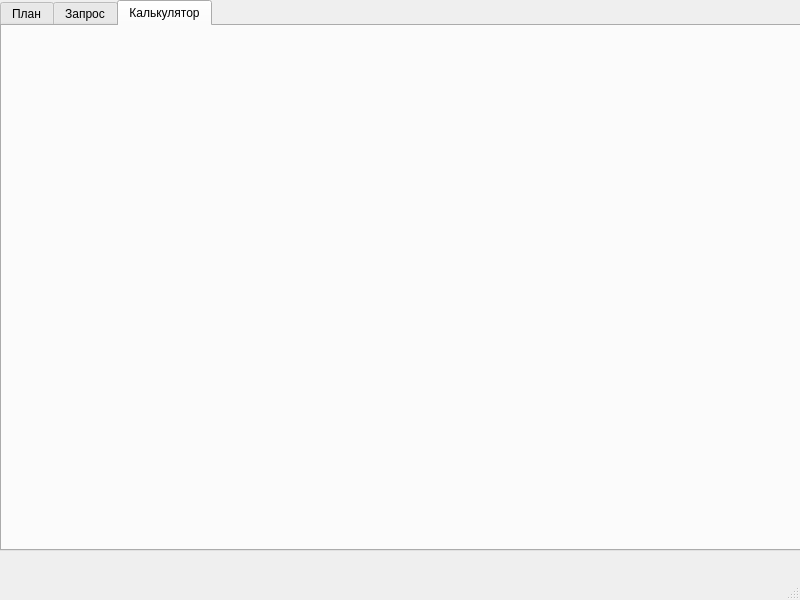
Old version of the form ceh_ui.ui in the repository Korguv/Poliur.
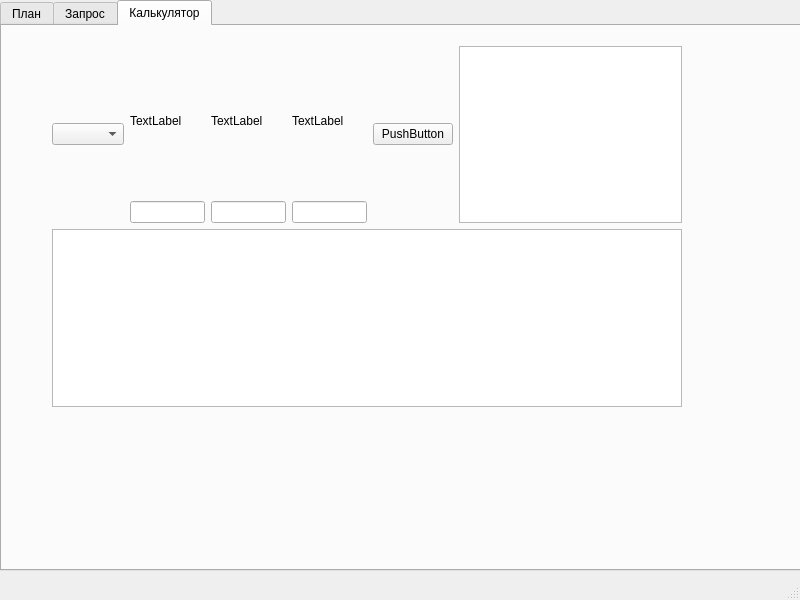
New version of the form.

```diff
--- a/ceh_ui.ui
+++ b/ceh_ui.ui
@@ -20,7 +20,7 @@
       <x>0</x>
       <y>0</y>
       <width>801</width>
-      <height>551</height>
+      <height>571</height>
      </rect>
     </property>
     <property name="currentIndex">
@@ -131,6 +131,80 @@
      <attribute name="title">
       <string>Калькулятор</string>
      </attribute>
+     <widget class="QWidget" name="">
+      <property name="geometry">
+       <rect>
+        <x>50</x>
+        <y>20</y>
+        <width>630</width>
+        <height>361</height>
+       </rect>
+      </property>
+      <layout class="QVBoxLayout" name="verticalLayout_4">
+       <item>
+        <layout class="QHBoxLayout" name="horizontalLayout">
+         <item>
+          <widget class="QComboBox" name="comboBox"/>
+         </item>
+         <item>
+          <layout class="QVBoxLayout" name="verticalLayout_2">
+           <item>
+            <widget class="QLabel" name="label_2">
+             <property name="text">
+              <string>TextLabel</string>
+             </property>
+            </widget>
+           </item>
+           <item>
+            <widget class="QLineEdit" name="lineEdit"/>
+           </item>
+          </layout>
+         </item>
+         <item>
+          <layout class="QVBoxLayout" name="verticalLayout_3">
+           <item>
+            <widget class="QLabel" name="label_4">
+             <property name="text">
+              <string>TextLabel</string>
+             </property>
+            </widget>
+           </item>
+           <item>
+            <widget class="QLineEdit" name="lineEdit_3"/>
+           </item>
+          </layout>
+         </item>
+         <item>
+          <layout class="QVBoxLayout" name="verticalLayout">
+           <item>
+            <widget class="QLabel" name="label_3">
+             <property name="text">
+              <string>TextLabel</string>
+             </property>
+            </widget>
+           </item>
+           <item>
+            <widget class="QLineEdit" name="lineEdit_2"/>
+           </item>
+          </layout>
+         </item>
+         <item>
+          <widget class="QPushButton" name="pushButton_9">
+           <property name="text">
+            <string>PushButton</string>
+           </property>
+          </widget>
+         </item>
+         <item>
+          <widget class="QTableWidget" name="tableWidget_3"/>
+         </item>
+        </layout>
+       </item>
+       <item>
+        <widget class="QTableWidget" name="tableWidget_9"/>
+       </item>
+      </layout>
+     </widget>
     </widget>
    </widget>
   </widget>
```
